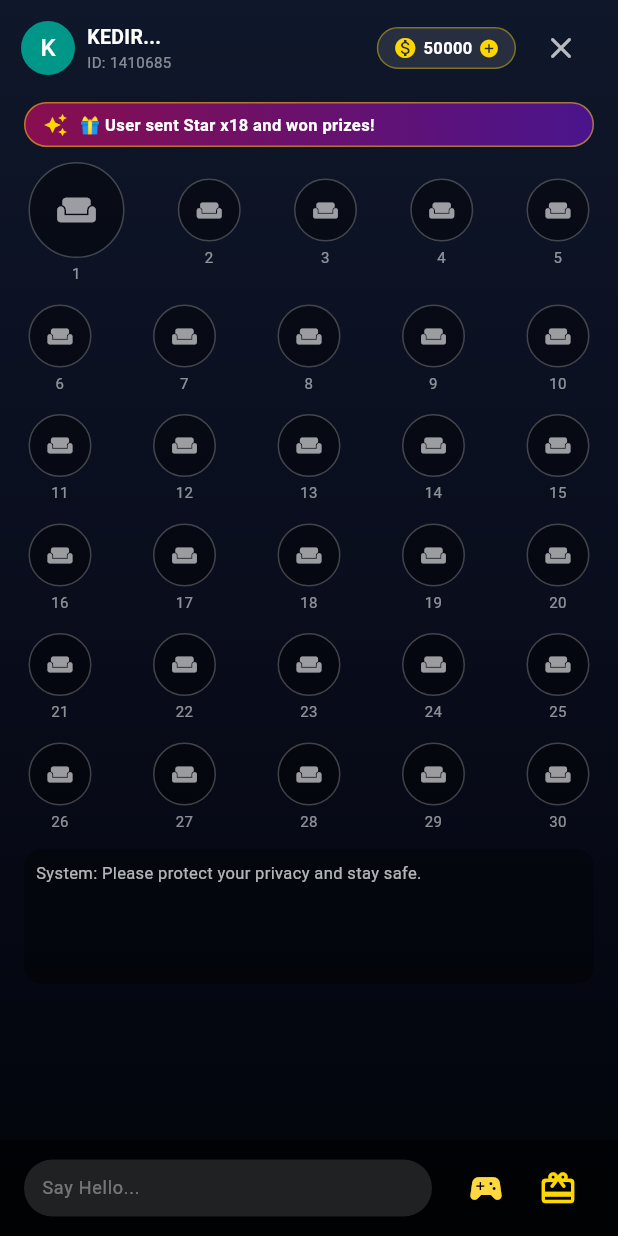
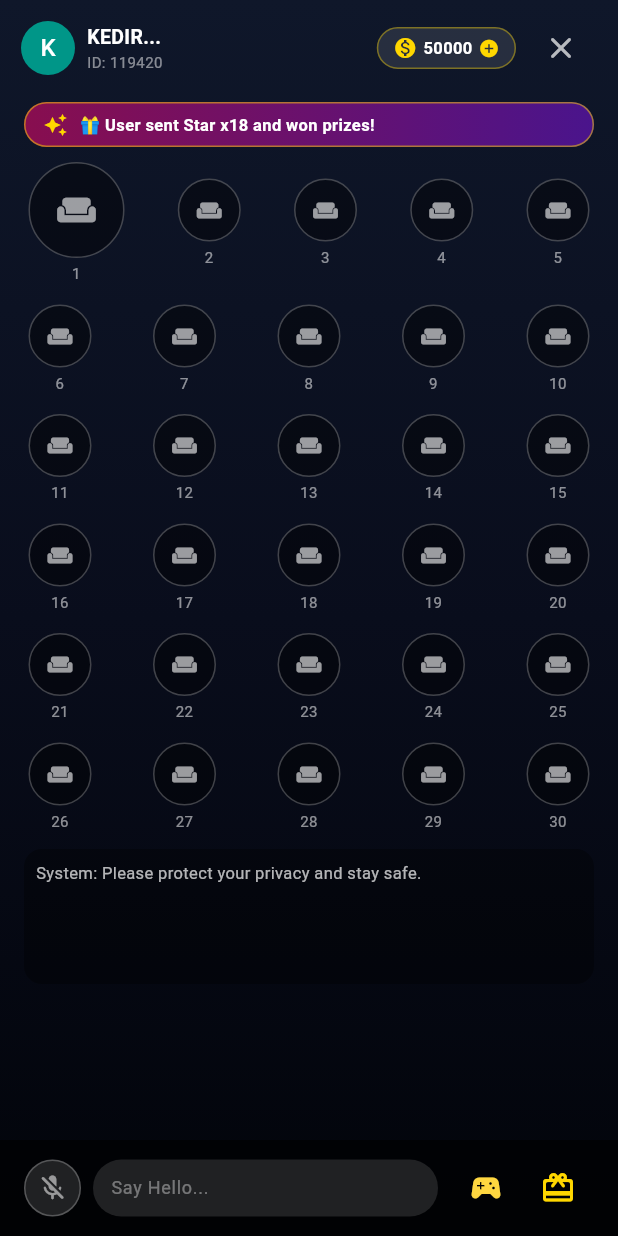
Before and after one commit to mmame6036-cpu/Voice-app, a Flutter app: the screen it shows after launch, after a tap on the "mic" icon, on a phone screen of 412 x 824 dp. Run offline on Flutter 3.47's test engine with Material 3 defaults, Android fonts, the phone set to English and light mode, and no system bars; our stand-ins replace permission_handler, socket_io_client; missing offline and left inert: agora_rtc_engine; network calls fail.

Commit message:
Update room_screen.dart

```diff
--- a/lib/room_screen.dart
+++ b/lib/room_screen.dart
@@ -1,6 +1,8 @@
 import 'dart:async';
 import 'package:flutter/material.dart';
 import 'package:socket_io_client/socket_io_client.dart' as IO;
+import 'package:agora_rtc_engine/agora_rtc_engine.dart';
+import 'package:permission_handler/permission_handler.dart';
 import 'room_chairs_grid.dart';
 import 'room_gift_sheet.dart';
 import 'room_games_sheet.dart';
@@ -23,6 +25,10 @@ class RoomScreen extends StatefulWidget {
 
 class _RoomScreenState extends State<RoomScreen> {
   IO.Socket? socket;
+  RtcEngine? _engine;
+  bool isJoinedVoice = false;
+  bool isMuted = true;
+
   List<String> liveAnnouncements = [
     '✨ VIP5 🌟 STAR entered room',
     '🎁 User sent Star x18 and won prizes!',
@@ -37,6 +43,7 @@ class _RoomScreenState extends State<RoomScreen> {
   void initState() {
     super.initState();
     _connectSocket();
+    _initAgoraVoice();
 
     _bannerTimer = Timer.periodic(const Duration(seconds: 4), (timer) {
       if (mounted) {
@@ -46,6 +53,67 @@ class _RoomScreenState extends State<RoomScreen> {
         });
       }
     });
+  }
+
+  // የአጎራ ድምፅ ሞተር ማስጀመሪያ
+  Future<void> _initAgoraVoice() async {
+    try {
+      await [Permission.microphone].request();
+
+      _engine = createAgoraRtcEngine();
+      await _engine!.initialize(const RtcEngineContext(
+        appId: AppData.agoraAppId,
+        channelProfile: ChannelProfileType.channelProfileLiveBroadcasting,
+      ));
+
+      _engine!.registerEventHandler(
+        RtcEngineEventHandler(
+          onJoinChannelSuccess: (RtcConnection connection, int elapsed) {
+            if (mounted) {
+              setState(() => isJoinedVoice = true);
+            }
+          },
+          onUserMuteAudio: (RtcConnection connection, int remoteUid, bool muted) {
+            // ሌሎች ድምፃቸውን ሲዘጉ
+          },
+        ),
+      );
+
+      await _engine!.setClientRole(role: ClientRoleType.clientRoleBroadcaster);
+      await _engine!.enableAudio();
+      await _engine!.setDefaultAudioRouteToSpeakerphone(true);
+
+      // በነባሪ ድምፅ እንዳይረብሽ ዝም (Mute) ይደረጋል
+      await _engine!.muteLocalAudioStream(true);
+
+      // ወደ ድምፅ ክፍሉ መቀላቀል
+      await _engine!.joinChannel(
+        token: '',
+        channelId: widget.roomTitle.replaceAll(' ', '_'),
+        uid: int.tryParse(AppData.currentUserId) ?? 0,
+        options: const ChannelMediaOptions(
+          clientRoleType: ClientRoleType.clientRoleBroadcaster,
+          autoSubscribeAudio: true,
+        ),
+      );
+    } catch (e) {
+      debugPrint('Agora init error: $e');
+    }
+  }
+
+  // ማይክራፎን ማብሪያና ማጥፊያ
+  void _toggleMic() async {
+    if (_engine == null) return;
+    setState(() {
+      isMuted = !isMuted;
+    });
+    await _engine!.muteLocalAudioStream(isMuted);
+    ScaffoldMessenger.of(context).showSnackBar(
+      SnackBar(
+        content: Text(isMuted ? '🔇 ማይክራፎን ተዘግቷል' : '🎙️ ማይክራፎን ተከፍቷል'),
+        duration: const Duration(milliseconds: 900),
+      ),
+    );
   }
 
   void _connectSocket() {
@@ -78,9 +146,18 @@ class _RoomScreenState extends State<RoomScreen> {
               occupiedChairs.removeWhere((k, v) => v == user);
               occupiedChairs[chair] = user;
               chatMessages.add('$user entered chair #$chair');
+              // ራሱ ተጠቃሚው ከሆነ ማይኩን ይከፍትለታል
+              if (user == AppData.currentUserName) {
+                isMuted = false;
+                _engine?.muteLocalAudioStream(false);
+              }
             } else {
               occupiedChairs.remove(chair);
               chatMessages.add('$user left chair #$chair');
+              if (user == AppData.currentUserName) {
+                isMuted = true;
+                _engine?.muteLocalAudioStream(true);
+              }
             }
           });
         }
@@ -110,6 +187,8 @@ class _RoomScreenState extends State<RoomScreen> {
   @override
   void dispose() {
     _bannerTimer?.cancel();
+    _engine?.leaveChannel();
+    _engine?.release();
     socket?.disconnect();
     socket?.dispose();
     super.dispose();
@@ -141,7 +220,6 @@ class _RoomScreenState extends State<RoomScreen> {
                 Padding(
                   padding: const EdgeInsets.symmetric(horizontal: 14, vertical: 8),
                   child: Row(
-
                     children: [
                       CircleAvatar(
                         radius: 18,
@@ -165,7 +243,7 @@ children: [
                               ),
                             ),
                             Text(
-                              'ID: 1410685',
+                              'ID: ${AppData.currentUserId}',
                               style: TextStyle(
                                 color: Colors.white.withOpacity(0.5),
                                 fontSize: 10,
@@ -174,9 +252,10 @@ children: [
                           ],
                         ),
                       ),
-                      // ሳንቲም ባላንስ ማሳያና ወደ Recharge መግቢያ
+                      // ሳንቲም ባላንስ
                       GestureDetector(
                         onTap: () {
+
 Navigator.push(
                             context,
                             MaterialPageRoute(
@@ -223,7 +302,6 @@ children: [
                   padding: const EdgeInsets.symmetric(horizontal: 12, vertical: 6),
                   decoration: BoxDecoration(
                     gradient: const LinearGradient(
-
                       colors: [Color(0xFF880E4F), Color(0xFF4A148C)],
                     ),
                     borderRadius: BorderRadius.circular(16),
@@ -261,6 +339,7 @@ colors: [Color(0xFF880E4F), Color(0xFF4A148C)],
                           socket: socket,
                           onChairTap: (chair) => setState(() {}),
                         ),
+
 const SizedBox(height: 12),
                         Container(
                           height: 90,
@@ -288,13 +367,32 @@ colors: [Color(0xFF880E4F), Color(0xFF4A148C)],
                   padding: const EdgeInsets.symmetric(horizontal: 16, vertical: 8),
                   color: Colors.black.withOpacity(0.6),
                   child: Row(
-                    mainAxisAlignment: MainAxisAlignment.spaceBetween,
                     children: [
+                      // የማይክራፎን መቆጣጠሪያ ቁልፍ
+                      GestureDetector(
+                        onTap: _toggleMic,
+                        child: Container(
+                          padding: const EdgeInsets.all(8),
+                          margin: const EdgeInsets.only(right: 8),
+                          decoration: BoxDecoration(
+                            color: isMuted ? Colors.white12 : Colors.green.withOpacity(0.3),
+                            shape: BoxShape.circle,
+                            border: Border.all(
+                              color: isMuted ? Colors.white24 : Colors.greenAccent,
+                            ),
+                          ),
+                          child: Icon(
+                            isMuted ? Icons.mic_off_rounded : Icons.mic_rounded,
+                            color: isMuted ? Colors.white54 : Colors.greenAccent,
+                            size: 20,
+                          ),
+                        ),
+                      ),
                       // የቻት መጻፊያ ሳጥን
                       Expanded(
                         child: Container(
                           height: 38,
-                          margin: const EdgeInsets.only(right: 12),
+                          margin: const EdgeInsets.only(right: 8),
                           padding: const EdgeInsets.symmetric(horizontal: 12),
                           decoration: BoxDecoration(
                             color: Colors.white12,
@@ -308,7 +406,6 @@ colors: [Color(0xFF880E4F), Color(0xFF4A148C)],
                               border: InputBorder.none,
                               isDense: true,
                               contentPadding: EdgeInsets.symmetric(vertical: 10),
-
                             ),
                             onSubmitted: (text) {
                               if (text.trim().isNotEmpty && socket != null) {
@@ -321,6 +418,7 @@ colors: [Color(0xFF880E4F), Color(0xFF4A148C)],
                           ),
                         ),
                       ),
+
 // የጌም እና የስጦታ ቁልፎች
                       Row(
                         children: [
@@ -328,7 +426,7 @@ colors: [Color(0xFF880E4F), Color(0xFF4A148C)],
                             icon: const Icon(
                               Icons.sports_esports_rounded,
                               color: Colors.amberAccent,
-                              size: 26,
+                              size: 24,
                             ),
                             onPressed: () {
                               RoomGamesSheet.show(
@@ -342,7 +440,7 @@ colors: [Color(0xFF880E4F), Color(0xFF4A148C)],
                             icon: const Icon(
                               Icons.card_giftcard_rounded,
                               color: Color(0xFFFFD700),
-                              size: 26,
+                              size: 24,
                             ),
                             onPressed: () {
                               RoomGiftSheet.show(
```
Lines whose indentation alone changed are shown as unchanged.
